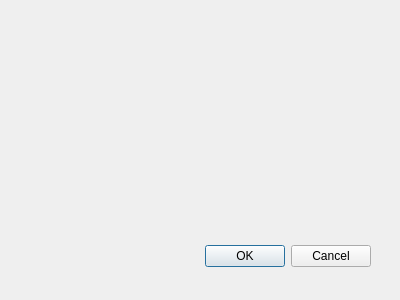
Above: amountdialog.ui from davidclark495/Bartending-Sim-Mirror before the change. Below: the same form after it.
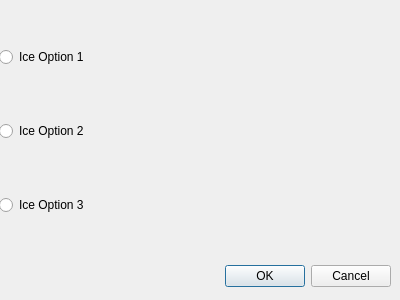
That is the form after the change.

Commit message: A bit more implementation of the amount dialog

The edit to the form file:
```diff
--- a/amountdialog.ui
+++ b/amountdialog.ui
@@ -18,8 +18,8 @@
   <widget class="QDialogButtonBox" name="buttonBox">
    <property name="geometry">
     <rect>
-     <x>30</x>
-     <y>240</y>
+     <x>50</x>
+     <y>260</y>
      <width>341</width>
      <height>32</height>
     </rect>
@@ -31,6 +31,39 @@
     <set>QDialogButtonBox::Cancel|QDialogButtonBox::Ok</set>
    </property>
   </widget>
+  <widget class="QWidget" name="verticalLayoutWidget">
+   <property name="geometry">
+    <rect>
+     <x>-1</x>
+     <y>-1</y>
+     <width>401</width>
+     <height>264</height>
+    </rect>
+   </property>
+   <layout class="QVBoxLayout" name="IngredientsLayout">
+    <item>
+     <widget class="QRadioButton" name="iceOption1">
+      <property name="text">
+       <string>Ice Option 1</string>
+      </property>
+     </widget>
+    </item>
+    <item>
+     <widget class="QRadioButton" name="iceOption2">
+      <property name="text">
+       <string>Ice Option 2</string>
+      </property>
+     </widget>
+    </item>
+    <item>
+     <widget class="QRadioButton" name="iceOption3">
+      <property name="text">
+       <string>Ice Option 3</string>
+      </property>
+     </widget>
+    </item>
+   </layout>
+  </widget>
  </widget>
  <pixmapfunction/>
  <resources/>
```
Left out of the diff: 5 changed lines with no effect on the pictures. The commit also changes 2 other files.
